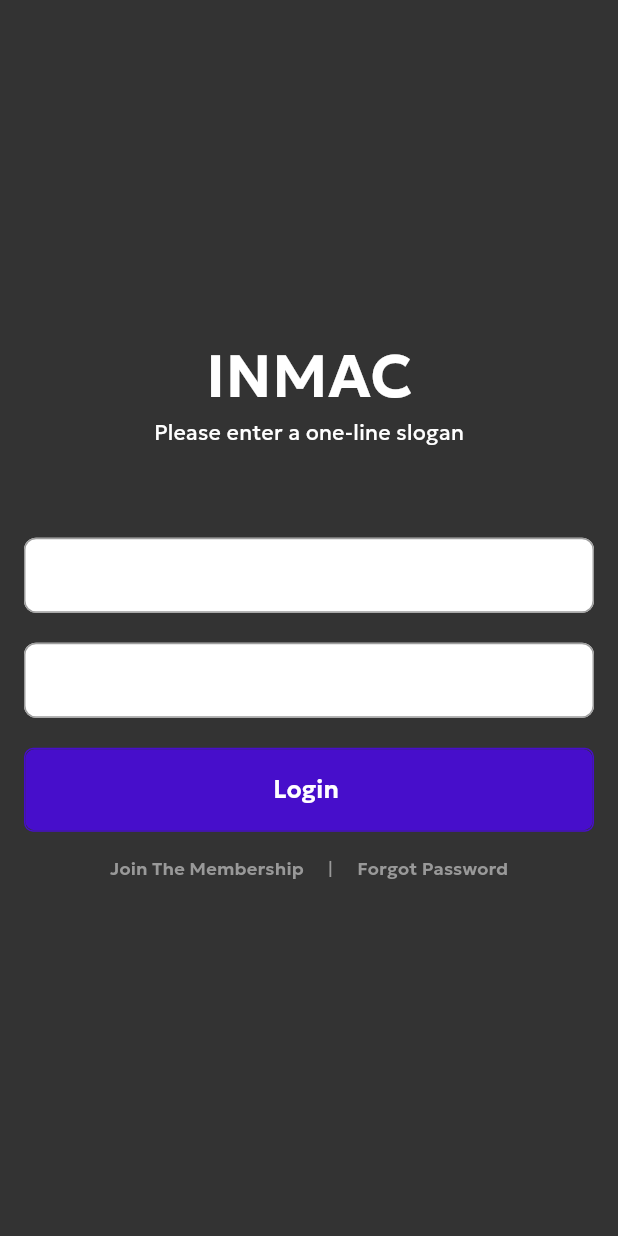
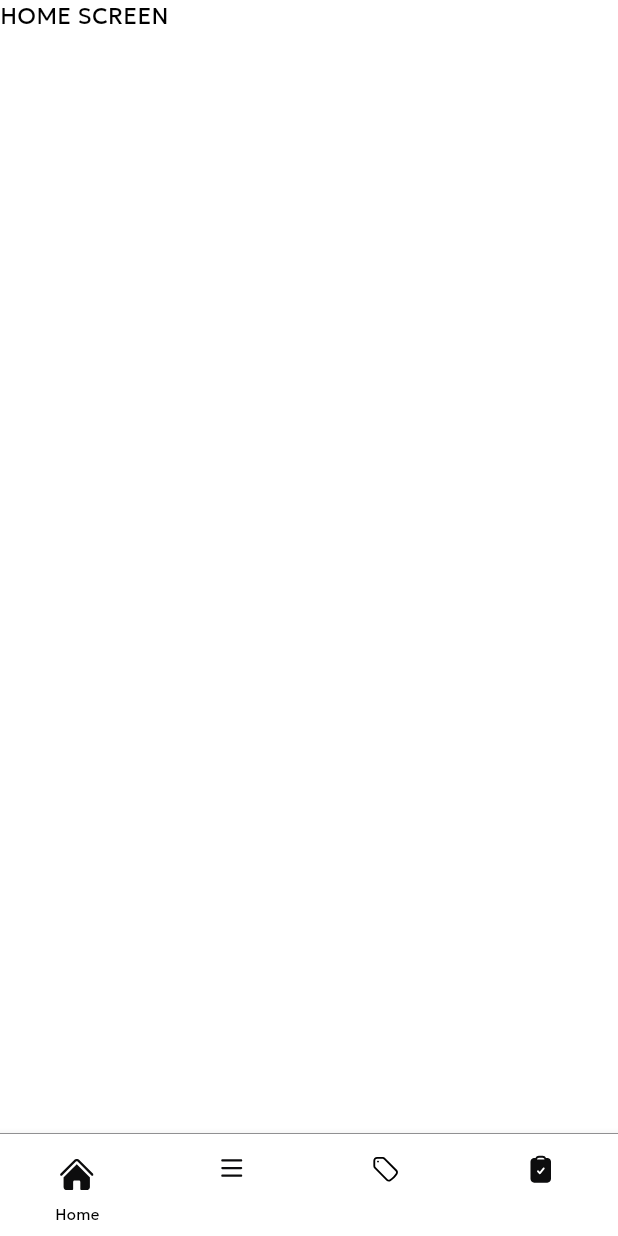
Before and after one commit to Sotatek-SonLe2/inmac-app, a Flutter app: the screen it shows after launch, after a tap on "Login", on a phone screen of 412 x 824 dp. Run offline on Flutter 3.47's test engine with Material 3 defaults, Android fonts, the phone set to English and light mode, and no system bars; drawn by our look-alikes of oktoast; our stand-ins replace auto_route, cached_network_image, dartz, device_info_plus, dio, equatable and 10 more; generated files the repository leaves out were written again.

Commit message:
update basecode

```diff
--- a/lib/common/widgets/background_widget.dart
+++ b/lib/common/widgets/background_widget.dart
@@ -9,6 +9,7 @@ class BackgroundWidget extends StatelessWidget {
     this.resizeToAvoidBottomInset = true,
     this.extendBody = false,
     this.scaffoldKey,
+    this.color = const Color(0xFF1c1c20)
   }) : super(key: key);
 
   final Widget? child;
@@ -17,6 +18,7 @@ class BackgroundWidget extends StatelessWidget {
   final bool resizeToAvoidBottomInset;
   final bool extendBody;
   final Key? scaffoldKey;
+  final Color? color;
 
   @override
   Widget build(BuildContext context) {
@@ -59,7 +61,7 @@ class BackgroundWidget extends StatelessWidget {
         // ),
         Scaffold(
           key: scaffoldKey,
-          backgroundColor: const Color(0xFF333333),
+          backgroundColor: color,
           resizeToAvoidBottomInset: resizeToAvoidBottomInset,
           bottomNavigationBar: bottomNavigationBar,
           appBar: appBar,
--- /dev/null
+++ b/lib/common/widgets/im_bottom_navigator_bar.dart
@@ -0,0 +1,80 @@
+import 'package:flutter/material.dart';
+import 'package:flutter_screenutil/flutter_screenutil.dart';
+import 'package:inmac_app/utils/style/app_colors.dart';
+
+import 'im_icon.dart';
+import 'im_text.dart';
+
+class IMBottomNavigatorBar extends StatelessWidget {
+  const IMBottomNavigatorBar(
+    this.index, {
+    Key? key,
+    required this.onTap,
+    required this.items,
+  }) : super(key: key);
+
+  final int index;
+  final Function(int)? onTap;
+  final List<ItemBottomNav> items;
+
+  @override
+  Widget build(BuildContext context) {
+    List<BottomNavigationBarItem> itemBottoms = <BottomNavigationBarItem>[];
+    for (final element in items) {
+      itemBottoms.add(BottomNavigationBarItem(
+          icon: Container(
+            height: 70.h,
+            padding: EdgeInsets.only(top: 12.h),
+            width: MediaQuery.of(context).size.width / 4,
+            child: Column(
+              children: [
+                IMIcon(
+                  index == items.indexOf(element)
+                      ? element.iconActive
+                      : element.icon,
+                  width: index == items.indexOf(element) ? 32.w : 24.w,
+                  height: index == items.indexOf(element) ? 32.h : 24.h,
+                  // color: index == items.indexOf(element)
+                  //     ? AppColors.blue
+                  //     : AppColors.lightGrey,
+                ),
+                const SizedBox(height: 4),
+                IMText(
+                  keyText: element.label,
+                  style: TextStyle(
+                    color: index == items.indexOf(element)
+                        ? AppColors.black
+                        : AppColors.white,
+                    fontSize: 10,
+                    fontWeight: FontWeight.w400,
+                    // height: 18 / 12,
+                  ),
+                )
+              ],
+            ),
+          ),
+          label: ''));
+    }
+    return BottomNavigationBar(
+      elevation: 5,
+      currentIndex: index,
+      selectedItemColor: AppColors.black,
+      selectedFontSize: 0,
+      backgroundColor: AppColors.white,
+      unselectedItemColor: AppColors.black,
+      unselectedFontSize: 0,
+      onTap: onTap,
+      type: BottomNavigationBarType.fixed,
+      items: itemBottoms,
+    );
+  }
+}
+
+class ItemBottomNav {
+  String icon;
+  String iconActive;
+  String label;
+
+  ItemBottomNav(
+      {required this.icon, required this.iconActive, required this.label});
+}
--- /dev/null
+++ b/lib/common/widgets/im_bottom_navigator_home.dart
@@ -0,0 +1,57 @@
+import 'package:flutter/material.dart';
+import 'package:flutter_bloc/flutter_bloc.dart';
+import 'package:inmac_app/utils/resources/resources.dart';
+
+import 'im_bottom_navigator_bar.dart';
+
+class IMBottomNavigatorHome extends StatefulWidget {
+  IMBottomNavigatorHome(
+      {Key? key, required this.onTap, required this.pageController, this.pageIndex})
+      : super(key: key);
+
+  final Function(int) onTap;
+
+  late int? pageIndex;
+  final PageController pageController;
+
+  @override
+  State<IMBottomNavigatorHome> createState() => _IMBottomNavigatorHomeState();
+}
+
+class _IMBottomNavigatorHomeState extends State<IMBottomNavigatorHome> {
+  @override
+  void dispose() {
+    widget.pageController.dispose();
+    super.dispose();
+  }
+
+  @override
+  Widget build(BuildContext context) {
+    return IMBottomNavigatorBar(
+      0,
+      onTap: (int index) {
+        widget.onTap(index);
+        widget.pageIndex = null;
+        setState(() {});
+      },
+      items: [
+        ItemBottomNav(
+            icon: Ics.icHome,
+            iconActive: Ics.icHome,
+            label: 'Home'),
+        ItemBottomNav(
+            icon: Ics.icList,
+            iconActive: Ics.icList,
+            label: ''),
+        ItemBottomNav(
+            icon: Ics.icTag,
+            iconActive: Ics.icTag,
+            label: ''),
+        ItemBottomNav(
+            icon: Ics.icReport,
+            iconActive: Ics.icReport,
+            label: ''),
+      ],
+    );
+  }
+}
--- a/lib/common/widgets/im_button.dart
+++ b/lib/common/widgets/im_button.dart
@@ -13,7 +13,7 @@ class IMButton extends StatelessWidget {
     this.height,
     this.color,
     this.disabled = false,
-    this.radius = 6,
+    this.radius = 16,
     this.gradient,
     this.iconRight,
     Key? key,
@@ -50,7 +50,7 @@ class IMButton extends StatelessWidget {
               elevation: 0,
               disabledBackgroundColor: AppColors.white,
               backgroundColor: gradient == null
-                  ? color ?? (disabled ? AppColors.white : AppColors.blue)
+                  ? color ?? (disabled ? AppColors.white : AppColors.greenAccent)
                   : null,
               shape: RoundedRectangleBorder(
                 borderRadius: BorderRadius.circular(radius),
@@ -75,8 +75,7 @@ class IMButton extends StatelessWidget {
                         color: AppColors.hint) :
                     const TextStyle(
                         fontSize: 16,
-                        fontWeight: FontWeight.w600,
-                        color: AppColors.white)),
+                        color: AppColors.btnColor)),
                   ),
                   const SizedBox(
                     width: 4,
--- a/lib/common/widgets/im_textfield.dart
+++ b/lib/common/widgets/im_textfield.dart
@@ -34,7 +34,7 @@ class IMTextField extends StatefulWidget {
         this.prefixIcon,
         this.onTapComplete,
         this.contentPadding,
-        this.borderColor = Colors.grey})
+        this.borderColor = AppColors.grey})
       : super(key: key);
 
   final String? labelText;
@@ -129,7 +129,7 @@ class _IMTextFieldState extends State<IMTextField> {
         )
             : const SizedBox(),
         TextField(
-          style: widget.textStyle ?? TextStyles.w600grey12,
+          style: widget.textStyle ?? TextStyles.w400White12,
           controller: controller,
           focusNode: widget.focusNode,
           onChanged: widget.onChanged,
@@ -144,7 +144,7 @@ class _IMTextFieldState extends State<IMTextField> {
           decoration: InputDecoration(
             // isDense: true,
             filled: true,
-            fillColor: AppColors.white,
+            fillColor: AppColors.grey,
             contentPadding: widget.contentPadding,
             floatingLabelBehavior: FloatingLabelBehavior.always,
             labelText: widget.showLabel ? "" : widget.labelText,
@@ -153,7 +153,7 @@ class _IMTextFieldState extends State<IMTextField> {
                 : TextStyles.w600Red12,
             // hintText: hintText != null ? translate(hintText!) : null,
             hintText: widget.hintText,
-            hintStyle: widget.hintStyle ?? TextStyles.w400Grey12,
+            hintStyle: widget.hintStyle ?? TextStyles.w400White12,
             suffix: widget.suffix,
             suffixIcon: widget.suffixIcon,
             border: border,
--- a/lib/config/routes/app_router.dart
+++ b/lib/config/routes/app_router.dart
@@ -1,4 +1,6 @@
 import 'package:auto_route/auto_route.dart';
+import 'package:flutter/material.dart';
+import 'package:inmac_app/presentation/screens/bottom_bar/bottom_navigation_screen.dart';
 import 'package:inmac_app/presentation/screens/sign_in/sign_in_screen.dart';
 import 'package:inmac_app/presentation/screens/splash/splash_screen.dart';
 
@@ -19,6 +21,7 @@ class AppRouter extends _$AppRouter {
         // AutoRoute(path: '/sign-up', page: SignUpRoute.page),
         AutoRoute(path: '/splash', page: SplashRoute.page),
         AutoRoute(path: '/sign_in', page: SignInRoute.page, initial: true),
+        AutoRoute(page: BottomNavigationRoute.page),
       ];
 // final List<AutoRoute> routes = [
 //   AutoRoute(page: SignInScreen),
--- /dev/null
+++ b/lib/presentation/screens/bottom_bar/bottom_navigation_screen.dart
@@ -0,0 +1,80 @@
+import 'package:auto_route/auto_route.dart';
+import 'package:flutter/material.dart';
+import 'package:inmac_app/common/widgets/background_widget.dart';
+import 'package:inmac_app/common/widgets/im_bottom_navigator_home.dart';
+import 'package:inmac_app/common/widgets/im_text.dart';
+import 'package:inmac_app/utils/style/app_colors.dart';
+
+@RoutePage()
+// ignore: must_be_immutable
+class BottomNavigationScreen extends StatefulWidget {
+  late int? pageIndex;
+  BottomNavigationScreen({super.key, this.pageIndex});
+
+  @override
+  State createState() => _BottomNavigationScreenState();
+}
+
+class _BottomNavigationScreenState extends State<BottomNavigationScreen> {
+  final PageController pageController = PageController();
+
+  final List<Widget> screens = [
+    const BackgroundWidget(
+      color: AppColors.white,
+      child: IMText(keyText: "HOME SCREEN",),
+    ),
+    const SizedBox(),
+    const SizedBox(),
+    const SizedBox()
+  ];
+
+  Widget currentScreen = const BackgroundWidget(
+    color: AppColors.white,
+    child: Center(child: IMText(keyText: "HOME SCREEN", textAlign: TextAlign.center,)),
+  );
+
+  @override
+  void initState() {
+    super.initState();
+  }
+
+  @override
+  Widget build(BuildContext context) {
+    if (pageController.hasClients && widget.pageIndex != null) {
+      pageController.jumpToPage(widget.pageIndex ?? 0);
+    }
+    return BackgroundWidget(
+      extendBody: false,
+      bottomNavigationBar: IMBottomNavigatorHome(
+        pageIndex: widget.pageIndex,
+        onTap: (i) async{
+          widget.pageIndex = null;
+          pageController.jumpToPage(i);
+        },
+        pageController: pageController,
+      ),
+      child: PageView.builder(
+        controller: pageController,
+        physics: const NeverScrollableScrollPhysics(),
+        itemCount: screens.length,
+        allowImplicitScrolling: false,
+        onPageChanged: (value) {
+          // if (value == 0) {
+          // }
+        },
+        itemBuilder: (_, i) => screens[i],
+        // itemBuilder: (_, i) => currentScreen,
+      ),
+    );
+  }
+
+  @override
+  void didChangeDependencies() {
+    WidgetsBinding.instance.addPostFrameCallback((_) {
+      if (pageController.hasClients) {
+          pageController.jumpToPage(widget.pageIndex ?? 0);
+      }
+    });
+    super.didChangeDependencies();
+  }
+}
--- a/lib/presentation/screens/sign_in/sign_in_screen.dart
+++ b/lib/presentation/screens/sign_in/sign_in_screen.dart
@@ -2,9 +2,12 @@ import 'package:auto_route/annotations.dart';
 import 'package:flutter/material.dart';
 import 'package:inmac_app/common/widgets/background_widget.dart';
 import 'package:inmac_app/common/widgets/im_button.dart';
+import 'package:inmac_app/common/widgets/im_icon.dart';
 import 'package:inmac_app/common/widgets/im_text.dart';
 import 'package:inmac_app/common/widgets/im_text_button.dart';
 import 'package:inmac_app/common/widgets/im_textfield.dart';
+import 'package:inmac_app/config/routes/app_router.dart';
+import 'package:inmac_app/utils/resources/resources.dart';
 import 'package:inmac_app/utils/style/text_styles.dart';
 
 @RoutePage()
@@ -20,24 +23,26 @@ class SignInScreen extends StatelessWidget {
           child: Column(
             mainAxisAlignment: MainAxisAlignment.center,
             children: [
-              const IMText(keyText: "INMAC", style: TextStyles.w600White40,),
-              const IMText(keyText: "Please enter a one-line slogan", style: TextStyle(color: Colors.white),),
+              // const IMText(keyText: "INMAC", style: TextStyles.w600White40,),
+              const IMIcon(Images.logo, width: 220),
+              IMText(keyText: "Know others, know yourself to win", style: TextStyle(color: Colors.white.withOpacity(0.65), fontWeight: FontWeight.bold),),
               const SizedBox(height: 60,),
               const IMTextField(),
               const SizedBox(height: 20,),
               const IMTextField(),
-              const SizedBox(height: 20,),
+              const SizedBox(height: 60,),
               IMButton(
                 text: 'Login',
                 width: MediaQuery.of(context).size.width,
                 onPressed: () {
                 debugPrint("LOGIN IN MAC");
+                appRouter.push(BottomNavigationRoute());
               },
               ),
               Row(
                 mainAxisAlignment: MainAxisAlignment.center,
                 children: [
-                  IMTextButton(text: "Join The Membership", textStyle: TextStyles.w600grey12, onPressed: () {},),
+                  IMTextButton(text: "Join The Membership", textStyle: TextStyles.w400Green12, onPressed: () {},),
                   const SizedBox(width: 4,),
                   const IMText(keyText: "|", style: TextStyles.w400Grey12,),
                   const SizedBox(width: 4,),
--- a/lib/utils/resources/ics.dart
+++ b/lib/utils/resources/ics.dart
@@ -4,6 +4,10 @@ class Ics {
   Ics._();
 
   static const String arrowLeft = 'assets/icons/arrow_left.svg';
+  static const String icHome = 'assets/icons/ic_home.svg';
+  static const String icList = 'assets/icons/ic_list.svg';
+  static const String icReport = 'assets/icons/ic_report.svg';
+  static const String icTag = 'assets/icons/ic_tag.svg';
   static const String icVisible = 'assets/icons/ic_visible.svg';
   static const String keyLock = 'assets/icons/key_lock.svg';
   static const String person = 'assets/icons/person.svg';
--- a/lib/utils/resources/images.dart
+++ b/lib/utils/resources/images.dart
@@ -3,6 +3,7 @@ part of 'resources.dart';
 class Images {
   Images._();
 
+  static const String logo = 'assets/images/logo.png';
   static const String notificationHow = 'assets/images/notification_how.png';
   static const String notificationWhat = 'assets/images/notification_what.png';
   static const String plus = 'assets/images/plus.png';
--- a/lib/utils/style/app_colors.dart
+++ b/lib/utils/style/app_colors.dart
@@ -12,6 +12,12 @@ class AppColors {
   static const hint = Color(0xFF999999);
 
   static const blue = Color(0xFF470ECB);
+
+  static const greenAccent = Color(0xFF4ecbc3);
+
+  static const grey = Color(0xFF31313b);
+
+  static const btnColor = Color(0xFF23232a);
 
   static final backgroundDialog = const Color(0xFF060616).withOpacity(0.9);
 
--- a/lib/utils/style/text_styles.dart
+++ b/lib/utils/style/text_styles.dart
@@ -68,4 +68,9 @@ class TextStyles {
 
   static const w600grey12 = TextStyle(
       fontWeight: FontWeight.w600, fontSize: 12, color: AppColors.hint);
+
+  /// ----------GREEN----------
+
+  static const w400Green12 = TextStyle(
+      fontWeight: FontWeight.w400, fontSize: 12, color: AppColors.greenAccent);
 }
```
Also changed, not shown: assets/icons/ic_home.svg (added), assets/icons/ic_list.svg (added), assets/icons/ic_report.svg (added), assets/icons/ic_tag.svg (added), assets/images/logo.png (added), lib/config/routes/app_router.gr.dart, 2 other files.
